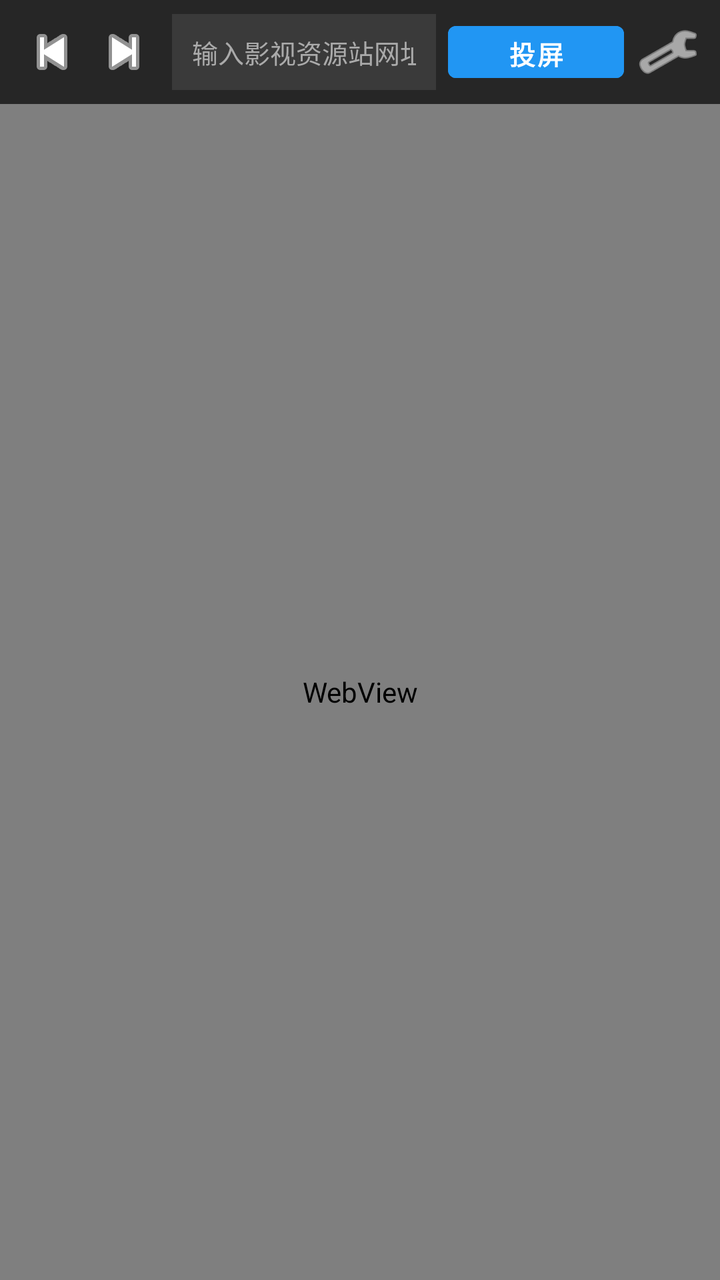
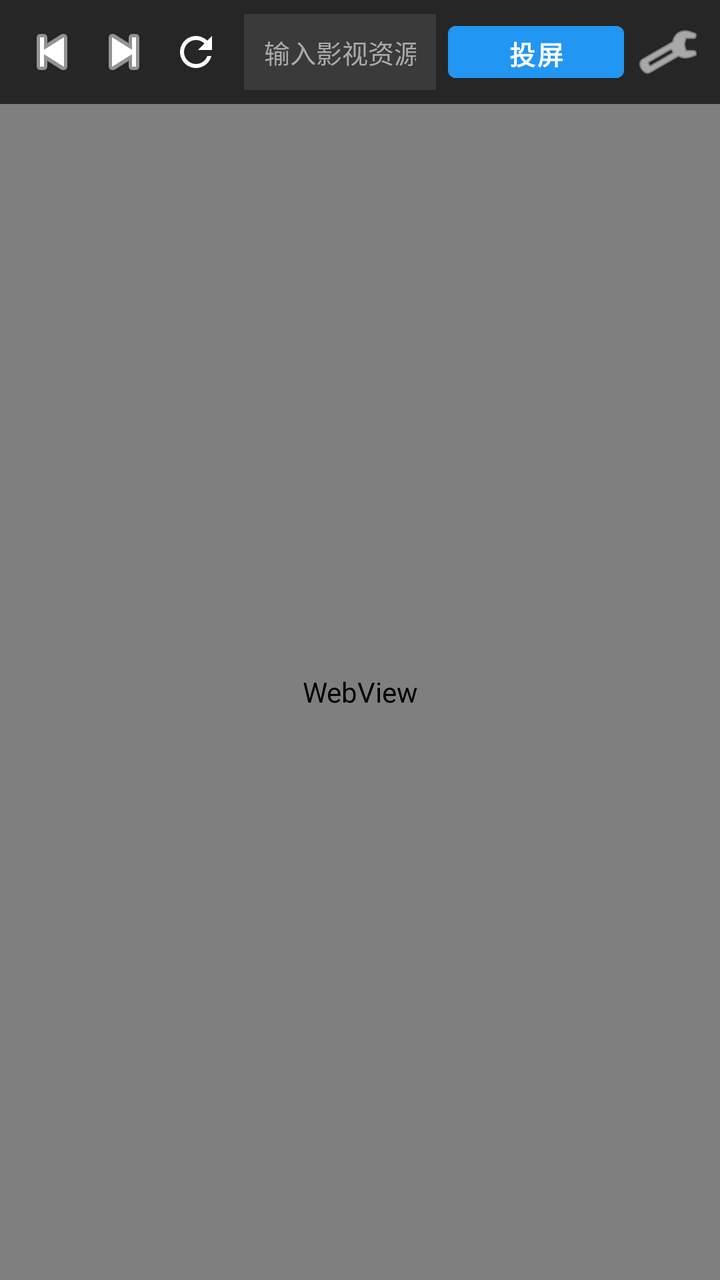

Compare the two renders of this Android layout. The source of the first and the diff that turns it into the second are given below.
<!-- AndroidManifest.xml: application theme Theme.BigEyes -->
<!-- res/layout/activity_main.xml -->
<?xml version="1.0" encoding="utf-8"?>
<androidx.constraintlayout.widget.ConstraintLayout xmlns:android="http://schemas.android.com/apk/res/android"
    xmlns:app="http://schemas.android.com/apk/res-auto"
    android:layout_width="match_parent"
    android:layout_height="match_parent"
    android:background="@color/black">

    
    <LinearLayout
        android:id="@+id/top_bar"
        android:layout_width="match_parent"
        android:layout_height="52dp"
        android:orientation="horizontal"
        android:gravity="center_vertical"
        android:background="#262626"
        android:paddingHorizontal="8dp"
        app:layout_constraintTop_toTopOf="parent">

        <ImageButton
            android:id="@+id/btn_back"
            android:layout_width="36dp"
            android:layout_height="36dp"
            android:background="?attr/selectableItemBackgroundBorderless"
            android:src="@android:drawable/ic_media_previous"
            android:tint="@color/white"
            android:contentDescription="后退" />

        <ImageButton
            android:id="@+id/btn_forward"
            android:layout_width="36dp"
            android:layout_height="36dp"
            android:background="?attr/selectableItemBackgroundBorderless"
            android:src="@android:drawable/ic_media_next"
            android:tint="@color/white"
            android:contentDescription="前进" />

        <EditText
            android:id="@+id/et_url"
            android:layout_width="0dp"
            android:layout_height="38dp"
            android:layout_weight="1"
            android:layout_marginHorizontal="6dp"
            android:background="#3A3A3A"
            android:textColor="@color/white"
            android:textColorHint="@color/text_muted"
            android:hint="输入影视资源站网址..."
            android:textSize="13sp"
            android:paddingHorizontal="10dp"
            android:singleLine="true"
            android:imeOptions="actionGo"
            android:inputType="textUri" />

        
        <FrameLayout
            android:id="@+id/layout_cast_btn"
            android:layout_width="wrap_content"
            android:layout_height="wrap_content"
            android:layout_marginEnd="4dp">

            <Button
                android:id="@+id/btn_cast"
                android:layout_width="wrap_content"
                android:layout_height="38dp"
                android:text="投屏"
                android:textSize="13sp"
                android:textStyle="bold"
                android:backgroundTint="@color/brand_primary"
                android:textColor="@color/white"
                android:paddingHorizontal="12dp" />

            <TextView
                android:id="@+id/tv_badge_count"
                android:layout_width="18dp"
                android:layout_height="18dp"
                android:layout_gravity="top|end"
                android:background="@android:color/holo_red_dark"
                android:textColor="@color/white"
                android:textSize="10sp"
                android:textStyle="bold"
                android:gravity="center"
                android:visibility="gone"
                android:text="1" />
        </FrameLayout>

        <ImageButton
            android:id="@+id/btn_settings"
            android:layout_width="36dp"
            android:layout_height="36dp"
            android:background="?attr/selectableItemBackgroundBorderless"
            android:src="@android:drawable/ic_menu_preferences"
            android:tint="@color/white"
            android:contentDescription="设置" />
    </LinearLayout>

    
    <ProgressBar
        android:id="@+id/progress_bar"
        style="?android:attr/progressBarStyleHorizontal"
        android:layout_width="match_parent"
        android:layout_height="3dp"
        android:progressDrawable="@drawable/progress_bar_drawable"
        android:visibility="gone"
        app:layout_constraintTop_toBottomOf="@id/top_bar" />

    
    <WebView
        android:id="@+id/web_view"
        android:layout_width="match_parent"
        android:layout_height="0dp"
        app:layout_constraintTop_toBottomOf="@id/progress_bar"
        app:layout_constraintBottom_toTopOf="@id/container_playback_control" />

    
    <FrameLayout
        android:id="@+id/container_playback_control"
        android:layout_width="match_parent"
        android:layout_height="wrap_content"
        android:visibility="gone"
        app:layout_constraintBottom_toBottomOf="parent">

        <include layout="@layout/view_playback_control" />
    </FrameLayout>

    
    <FrameLayout
        android:id="@+id/fullscreen_custom_content"
        android:layout_width="match_parent"
        android:layout_height="match_parent"
        android:background="@color/black"
        android:visibility="gone"
        app:layout_constraintTop_toTopOf="parent"
        app:layout_constraintBottom_toBottomOf="parent"
        app:layout_constraintStart_toStartOf="parent"
        app:layout_constraintEnd_toEndOf="parent" />

</androidx.constraintlayout.widget.ConstraintLayout>
<!-- res/layout/view_playback_control.xml (included above) -->
<?xml version="1.0" encoding="utf-8"?>
<LinearLayout xmlns:android="http://schemas.android.com/apk/res/android"
    xmlns:app="http://schemas.android.com/apk/res-auto"
    android:layout_width="match_parent"
    android:layout_height="wrap_content"
    android:orientation="vertical"
    android:background="@color/control_bar_bg"
    android:padding="12dp"
    android:elevation="8dp">

    
    <LinearLayout
        android:layout_width="match_parent"
        android:layout_height="wrap_content"
        android:orientation="horizontal"
        android:gravity="center_vertical">

        <TextView
            android:id="@+id/tv_playing_title"
            android:layout_width="0dp"
            android:layout_height="wrap_content"
            android:layout_weight="1"
            android:textColor="@color/white"
            android:textSize="14sp"
            android:textStyle="bold"
            android:singleLine="true"
            android:ellipsize="end"
            android:text="正在电视投屏播放..." />

        <TextView
            android:id="@+id/tv_target_device"
            android:layout_width="wrap_content"
            android:layout_height="wrap_content"
            android:textColor="@color/brand_primary"
            android:textSize="12sp"
            android:text="客厅电视"
            android:layout_marginStart="8dp" />

        <ImageButton
            android:id="@+id/btn_close_control"
            android:layout_width="32dp"
            android:layout_height="32dp"
            android:background="?attr/selectableItemBackgroundBorderless"
            android:src="@android:drawable/ic_menu_close_clear_cancel"
            android:tint="@color/text_muted"
            android:contentDescription="关闭播控" />
    </LinearLayout>

    
    <LinearLayout
        android:layout_width="match_parent"
        android:layout_height="wrap_content"
        android:orientation="horizontal"
        android:gravity="center_vertical"
        android:layout_marginTop="4dp">

        <TextView
            android:id="@+id/tv_current_time"
            android:layout_width="wrap_content"
            android:layout_height="wrap_content"
            android:textColor="@color/text_muted"
            android:textSize="12sp"
            android:text="00:00:00" />

        <SeekBar
            android:id="@+id/seekbar_progress"
            android:layout_width="0dp"
            android:layout_height="wrap_content"
            android:layout_weight="1"
            android:max="1000"
            android:progress="0"
            android:thumbTint="@color/brand_primary"
            android:progressTint="@color/brand_primary" />

        <TextView
            android:id="@+id/tv_total_time"
            android:layout_width="wrap_content"
            android:layout_height="wrap_content"
            android:textColor="@color/text_muted"
            android:textSize="12sp"
            android:text="00:00:00" />
    </LinearLayout>

    
    <LinearLayout
        android:layout_width="match_parent"
        android:layout_height="wrap_content"
        android:orientation="horizontal"
        android:gravity="center"
        android:layout_marginTop="4dp">

        <Button
            android:id="@+id/btn_rewind"
            android:layout_width="wrap_content"
            android:layout_height="36dp"
            android:text="-15s"
            android:textSize="12sp"
            style="@style/Widget.MaterialComponents.Button.TextButton"
            android:textColor="@color/white" />

        <Button
            android:id="@+id/btn_play_pause"
            android:layout_width="wrap_content"
            android:layout_height="36dp"
            android:text="暂停"
            android:textSize="14sp"
            android:layout_marginHorizontal="16dp"
            android:backgroundTint="@color/brand_primary"
            android:textColor="@color/white" />

        <Button
            android:id="@+id/btn_forward"
            android:layout_width="wrap_content"
            android:layout_height="36dp"
            android:text="+15s"
            android:textSize="12sp"
            style="@style/Widget.MaterialComponents.Button.TextButton"
            android:textColor="@color/white" />

        <Button
            android:id="@+id/btn_next_episode"
            android:layout_width="wrap_content"
            android:layout_height="36dp"
            android:text="下一集"
            android:textSize="12sp"
            android:layout_marginStart="4dp"
            style="@style/Widget.MaterialComponents.Button.TextButton"
            android:textColor="@color/brand_primary" />

        <Button
            android:id="@+id/btn_stop"
            android:layout_width="wrap_content"
            android:layout_height="36dp"
            android:text="停止"
            android:textSize="12sp"
            android:layout_marginStart="4dp"
            style="@style/Widget.MaterialComponents.Button.TextButton"
            android:textColor="#FF5252" />
    </LinearLayout>

</LinearLayout>
<!-- resources referenced by this layout -->
<resources>
  <color name="black">#FF000000</color>
  <color name="brand_primary">#FF2196F3</color>
  <color name="control_bar_bg">#EE1E1E1E</color>
  <color name="text_muted">#FFAAAAAA</color>
  <color name="white">#FFFFFFFF</color>
  <!-- drawable progress_bar_drawable (drawable) -->
  <?xml version="1.0" encoding="utf-8"?>
  <layer-list xmlns:android="http://schemas.android.com/apk/res/android">
      <item android:id="@android:id/background">
          <shape>
              <solid android:color="#22000000" />
          </shape>
      </item>
      <item android:id="@android:id/progress">
          <clip>
              <shape>
                  <solid android:color="@color/brand_primary" />
              </shape>
          </clip>
      </item>
  </layer-list>
  <style name="Theme.BigEyes" parent="Theme.MaterialComponents.DayNight.NoActionBar">
          <item name="colorPrimary">@color/brand_primary</item>
          <item name="colorPrimaryVariant">@color/purple_700</item>
          <item name="colorOnPrimary">@color/white</item>
          <item name="colorSecondary">@color/brand_secondary</item>
          <item name="colorSecondaryVariant">@color/teal_700</item>
          <item name="colorOnSecondary">@color/black</item>
          <item name="android:statusBarColor">?attr/colorPrimaryVariant</item>
      </style>
  <color name="purple_700">#FF3700B3</color>
  <color name="brand_secondary">#FF4CAF50</color>
  <color name="teal_700">#FF018786</color>
</resources>

<!-- the commit's change to res/layout/activity_main.xml (unified diff, before → after) -->
@@ -33,6 +33,15 @@
             android:src="@android:drawable/ic_media_next"
             android:tint="@color/white"
             android:contentDescription="前进" />
+
+        <ImageButton
+            android:id="@+id/btn_refresh"
+            android:layout_width="36dp"
+            android:layout_height="36dp"
+            android:background="?attr/selectableItemBackgroundBorderless"
+            android:src="@drawable/ic_refresh"
+            android:tint="@color/white"
+            android:contentDescription="刷新" />
 
         <EditText
             android:id="@+id/et_url"
<!-- resource entries referenced after the edit -->
@@ -5,6 +5,16 @@
   <color name="control_bar_bg">#EE1E1E1E</color>
   <color name="text_muted">#FFAAAAAA</color>
   <color name="white">#FFFFFFFF</color>
+  <!-- drawable ic_refresh (drawable) -->
+  <vector xmlns:android="http://schemas.android.com/apk/res/android"
+      android:width="24dp"
+      android:height="24dp"
+      android:viewportWidth="24"
+      android:viewportHeight="24">
+      <path
+          android:fillColor="@android:color/white"
+          android:pathData="M17.65,6.35C16.2,4.9 14.21,4 12,4c-4.42,0 -7.99,3.58 -7.99,8s3.57,8 7.99,8c3.73,0 6.84,-2.55 7.73,-6h-2.08c-0.82,2.33 -3.04,4 -5.65,4 -3.31,0 -6,-2.69 -6,-6s2.69,-6 6,-6c1.66,0 3.14,0.69 4.22,1.78L13,11h7V4l-2.35,2.35z"/>
+  </vector>
   <!-- drawable progress_bar_drawable (drawable) -->
   <?xml version="1.0" encoding="utf-8"?>
   <layer-list xmlns:android="http://schemas.android.com/apk/res/android">
